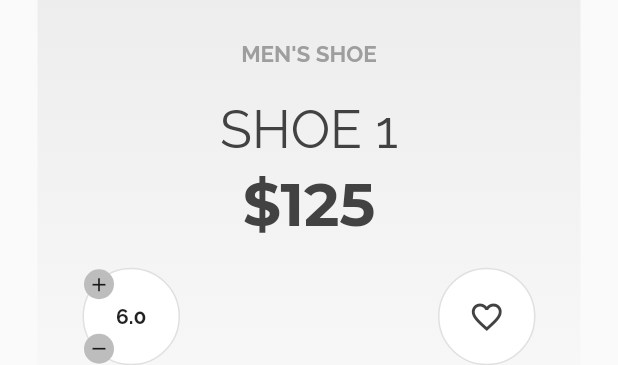
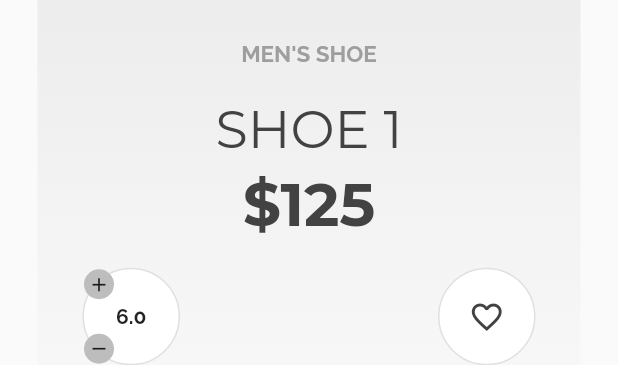
Before and after one commit to nightMue/ShoeBoxApp, a Flutter app: the HomeBottom widget shown alone on an empty page, opened directly, on a phone screen of 412 x 824 dp. Shown: the part 501-866 px from the top of the screen. Run offline on Flutter 3.47's test engine with Material 2 defaults, Android fonts, the phone set to English and light mode, and no system bars; network calls fail.

Commit message:
Fixed the druping number in font family of shoe name

```diff
--- a/lib/ui/home/homeBottom.dart
+++ b/lib/ui/home/homeBottom.dart
@@ -226,6 +226,7 @@ class _HomeBottomState extends State<HomeBottom> {
       child: Text(
         detailLineMiddle[itemIndex],
         style: TextStyle(
+          fontFamily: 'Montserrat',
           fontSize: 35.0,
           color: Colors.grey.shade800,
           fontWeight: FontWeight.w500
```
